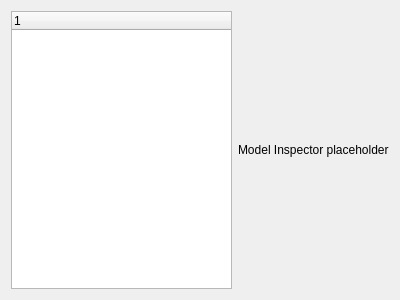
Old version of the form src/modelinspector/modelinspector.ui in the repository GAMS-dev/gams-mii.
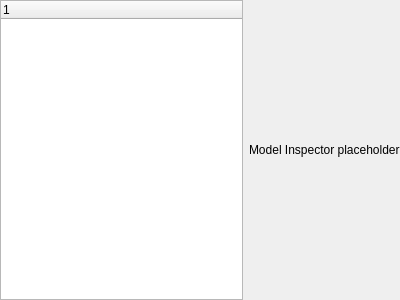
New version of the form.

```diff
--- a/src/modelinspector/modelinspector.ui
+++ b/src/modelinspector/modelinspector.ui
@@ -14,6 +14,18 @@
    <string>Form</string>
   </property>
   <layout class="QHBoxLayout" name="horizontalLayout">
+   <property name="leftMargin">
+    <number>0</number>
+   </property>
+   <property name="topMargin">
+    <number>0</number>
+   </property>
+   <property name="rightMargin">
+    <number>0</number>
+   </property>
+   <property name="bottomMargin">
+    <number>0</number>
+   </property>
    <item>
     <widget class="QTreeWidget" name="treeWidget">
      <column>
```
